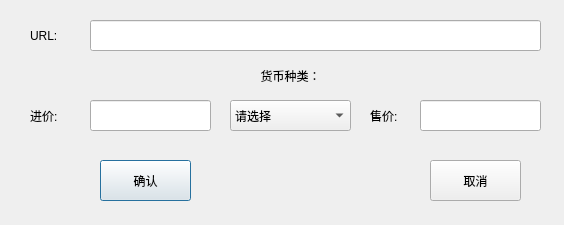
lzy756/exchange-rate-from-ARS-TUR-to-CNY, file GUI4.ui: the form before one commit.
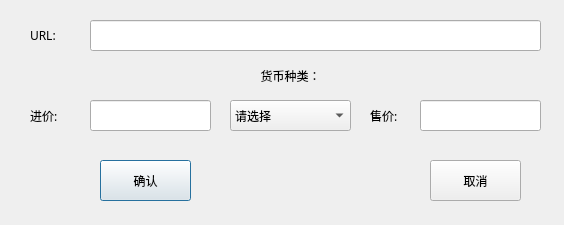
The form after the commit.

Commit message: 不晓得win10更新之后抽什么疯，原来用的字体没了导致UI界面完全烂掉了，换了个新的

The edit to the form file:
```diff
--- a/GUI4.ui
+++ b/GUI4.ui
@@ -58,6 +58,12 @@
      <height>31</height>
     </rect>
    </property>
+   <property name="font">
+    <font>
+     <family>微软雅黑</family>
+     <pointsize>9</pointsize>
+    </font>
+   </property>
    <property name="text">
     <string>URL:</string>
    </property>
@@ -81,6 +87,12 @@
      <height>31</height>
     </rect>
    </property>
+   <property name="font">
+    <font>
+     <family>微软雅黑</family>
+     <pointsize>9</pointsize>
+    </font>
+   </property>
    <property name="text">
     <string>进价:</string>
    </property>
@@ -104,6 +116,12 @@
      <height>31</height>
     </rect>
    </property>
+   <property name="font">
+    <font>
+     <family>微软雅黑</family>
+     <pointsize>9</pointsize>
+    </font>
+   </property>
    <property name="text">
     <string>售价:</string>
    </property>
```
Left out of the diff: 36 changed lines with no effect on the pictures. The commit also changes 7 other files.
